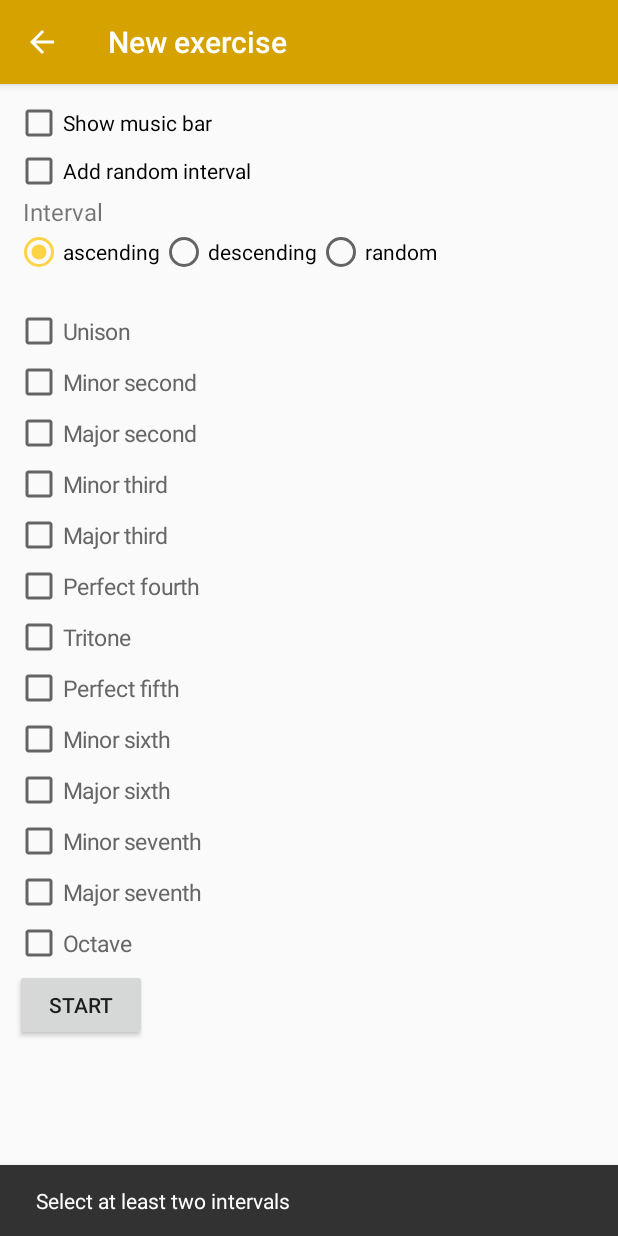
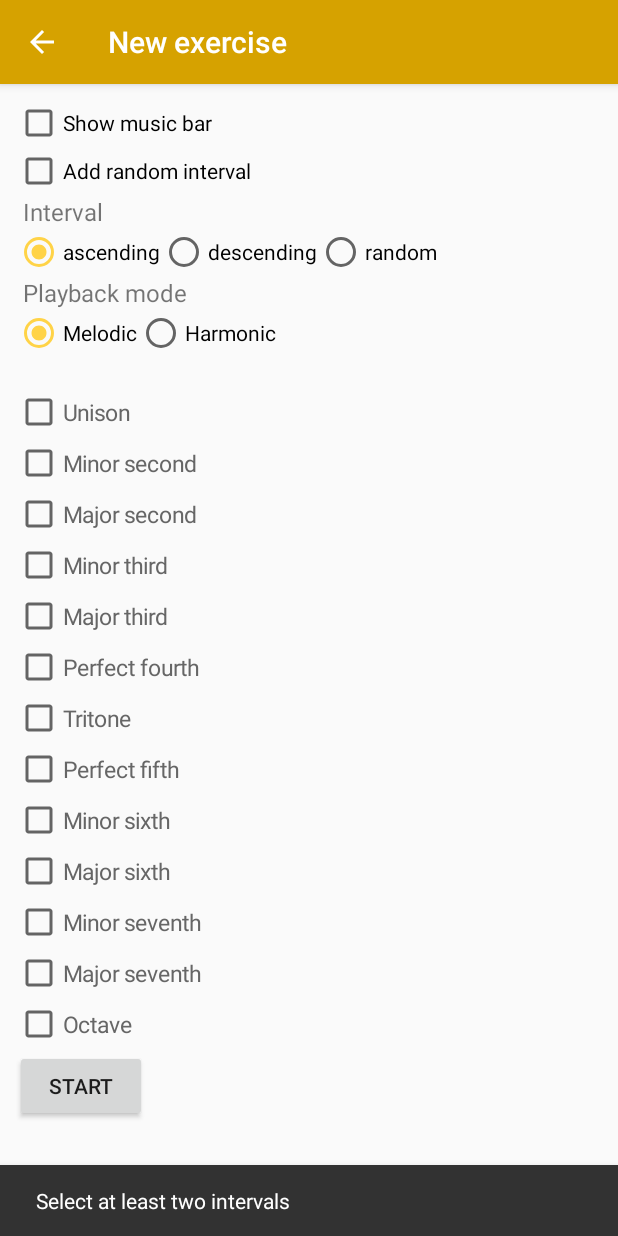
Before and after one commit to swentel/solfidola, an Android app: the ExerciseForm screen opened directly, with no data from a screen before it, after a tap on "START", on a phone screen of 412 x 824 dp. Run offline under Robolectric (Android 15) with nearby library versions, the phone set to English and light mode, and no system bars.

Commit message:
Playback mode

```diff
--- a/app/src/main/java/be/swentel/solfidola/ExerciseForm.java
+++ b/app/src/main/java/be/swentel/solfidola/ExerciseForm.java
@@ -18,9 +18,11 @@ import java.util.ArrayList;
 
 import be.swentel.solfidola.Model.Exercise;
 import be.swentel.solfidola.Model.Interval;
-import be.swentel.solfidola.Utility.Debug;
 import be.swentel.solfidola.Utility.Intervals;
 import be.swentel.solfidola.db.DatabaseHelper;
+
+import static be.swentel.solfidola.Solfege.PLAYBACK_HARMONIC;
+import static be.swentel.solfidola.Solfege.PLAYBACK_MELODIC;
 
 public class ExerciseForm extends AppCompatActivity {
 
@@ -72,7 +74,6 @@ public class ExerciseForm extends AppCompatActivity {
                 }
 
                 int intervalType = 0;
-                e.setIntervalType(intervalType);
                 RadioButton desc = findViewById(R.id.intervalDesc);
                 if (desc.isChecked()) {
                     intervalType = 1;
@@ -82,6 +83,13 @@ public class ExerciseForm extends AppCompatActivity {
                     intervalType = 2;
                 }
                 e.setIntervalType(intervalType);
+
+                int playbackMode = PLAYBACK_MELODIC;
+                RadioButton harmonic = findViewById(R.id.playbackModeHarmonic);
+                if (harmonic.isChecked()) {
+                    playbackMode = PLAYBACK_HARMONIC;
+                }
+                e.setPlaybackMode(playbackMode);
 
                 if (e.getIntervals().size() > 1) {
                     e.flattenData();
--- a/app/src/main/java/be/swentel/solfidola/Model/Exercise.java
+++ b/app/src/main/java/be/swentel/solfidola/Model/Exercise.java
@@ -6,6 +6,7 @@ import org.json.JSONObject;
 
 import java.util.ArrayList;
 
+import static be.swentel.solfidola.Solfege.PLAYBACK_MELODIC;
 import static be.swentel.solfidola.db.DatabaseHelper.DATA_TYPE_EXERCISE;
 
 public class Exercise extends Record {
@@ -19,6 +20,7 @@ public class Exercise extends Record {
     private boolean showBar = false;
     private boolean randomInterval = false;
     private ArrayList<Integer> intervals = new ArrayList<>();
+    private int playbackMode = PLAYBACK_MELODIC;
 
     public Exercise() {
         this.setType(DATA_TYPE_EXERCISE);
@@ -88,6 +90,14 @@ public class Exercise extends Record {
         this.showBar = showBar;
     }
 
+    public int getPlaybackMode() {
+        return playbackMode;
+    }
+
+    public void setPlaybackMode(int playbackMode) {
+        this.playbackMode = playbackMode;
+    }
+
     public void prepareData(String data) {
         this.setData(data);
         try {
@@ -127,6 +137,10 @@ public class Exercise extends Record {
             if (o.has("timer")) {
                 this.setTimer(o.getInt("timer"));
             }
+
+            if (o.has("playbackMode")) {
+                this.setPlaybackMode(o.getInt("playbackMode"));
+            }
         }
         catch (JSONException ignored) { }
     }
@@ -150,6 +164,7 @@ public class Exercise extends Record {
             o.put("replays", this.getReplays());
             o.put("mistakes", this.getMistakes());
             o.put("attempts", this.getAttempts());
+            o.put("playbackMode", this.getPlaybackMode());
 
         }
         catch (JSONException ignored) { }
--- a/app/src/main/res/layout/exercise_form.xml
+++ b/app/src/main/res/layout/exercise_form.xml
@@ -58,6 +58,34 @@
 
         </RadioGroup>
 
+        <TextView
+            android:textSize="@dimen/label"
+            android:layout_marginStart="5dp"
+            android:layout_width="wrap_content"
+            android:layout_height="wrap_content"
+            android:text="@string/playback" />
+
+        <RadioGroup
+            android:orientation="horizontal"
+            android:layout_width="wrap_content"
+            android:layout_height="wrap_content">
+
+            <RadioButton
+                android:checked="true"
+                android:text="@string/melodic"
+                android:id="@+id/playbackModeMelodic"
+                android:layout_width="wrap_content"
+                android:layout_height="wrap_content" />
+
+            <RadioButton
+                android:checked="false"
+                android:text="@string/harmonic"
+                android:id="@+id/playbackModeHarmonic"
+                android:layout_width="wrap_content"
+                android:layout_height="wrap_content" />
+
+        </RadioGroup>
+
         <LinearLayout android:orientation="vertical"
             android:layout_marginTop="20dp"
             android:id="@+id/intervalContainer"
--- a/app/src/main/res/values/dimens.xml
+++ b/app/src/main/res/values/dimens.xml
@@ -16,7 +16,7 @@
     <dimen name="tunerFeedback">18sp</dimen>
     <dimen name="actionButtonSize">40dp</dimen>
 
-    <dimen name="list_item_padding">15sp</dimen>
+    <dimen name="list_item_padding">10sp</dimen>
     <dimen name="list_item_text_size">16sp</dimen>
     <dimen name="list_divider_height">2px</dimen>
     <dimen name="list_item_text_margin_left">15dp</dimen>
--- a/app/src/main/res/values/strings.xml
+++ b/app/src/main/res/values/strings.xml
@@ -47,7 +47,7 @@
     <string name="stats">Score: %d/%d - Replays: %d - Time: %s</string>
     <string name="interval_select">Select at least two intervals</string>
     <string name="exercise_created">Exercise created</string>
-    <string name="exercise">Exercise: %s</string>
+    <string name="intervals">Intervals: %s</string>
     <string name="exercise_last_test">Last test: %s</string>
     <string name="exercising">Exercising</string>
     <string name="match_exact">Exact match: %s</string>
```
Also changed, not shown: app/src/main/java/be/swentel/solfidola/ExerciseListAdapter.java (+12 -1 lines), app/src/main/java/be/swentel/solfidola/Solfege.java (+23 -14 lines), app/src/main/res/layout/list_item_exercise.xml (+8 -5 lines).
